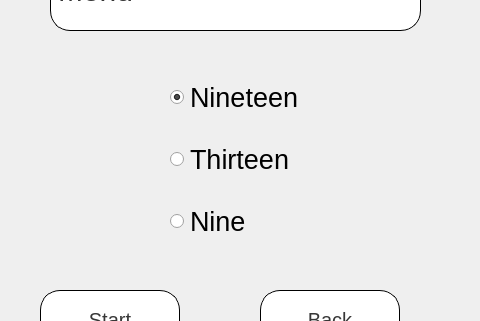
Qt form mainwindow.ui (sogood99/GoGame) before a commit; both pictures show x 110 to 590 and y 110 to 431 of the 800 by 600 pixel window.
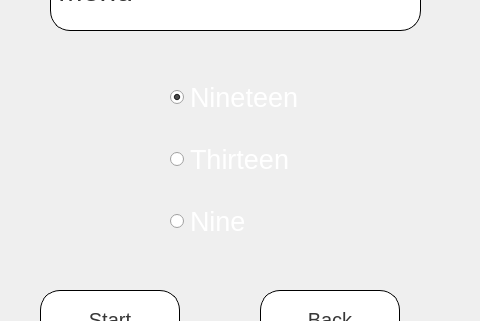
The same form after that commit. The open tabs and pages were chosen to show the change.

Commit message: Changed Menu Style

```diff
--- a/mainwindow.ui
+++ b/mainwindow.ui
@@ -170,13 +170,50 @@
        <rect>
         <x>330</x>
         <y>170</y>
-        <width>131</width>
+        <width>141</width>
         <height>201</height>
        </rect>
       </property>
       <layout class="QVBoxLayout" name="verticalLayout">
        <item>
         <widget class="QRadioButton" name="szNineteen">
+         <property name="palette">
+          <palette>
+           <active>
+            <colorrole role="WindowText">
+             <brush brushstyle="SolidPattern">
+              <color alpha="255">
+               <red>255</red>
+               <green>255</green>
+               <blue>255</blue>
+              </color>
+             </brush>
+            </colorrole>
+           </active>
+           <inactive>
+            <colorrole role="WindowText">
+             <brush brushstyle="SolidPattern">
+              <color alpha="255">
+               <red>255</red>
+               <green>255</green>
+               <blue>255</blue>
+              </color>
+             </brush>
+            </colorrole>
+           </inactive>
+           <disabled>
+            <colorrole role="WindowText">
+             <brush brushstyle="SolidPattern">
+              <color alpha="255">
+               <red>190</red>
+               <green>190</green>
+               <blue>190</blue>
+              </color>
+             </brush>
+            </colorrole>
+           </disabled>
+          </palette>
+         </property>
          <property name="font">
           <font>
            <pointsize>20</pointsize>
@@ -192,6 +229,43 @@
        </item>
        <item>
         <widget class="QRadioButton" name="szThirteen">
+         <property name="palette">
+          <palette>
+           <active>
+            <colorrole role="WindowText">
+             <brush brushstyle="SolidPattern">
+              <color alpha="255">
+               <red>255</red>
+               <green>255</green>
+               <blue>255</blue>
+              </color>
+             </brush>
+            </colorrole>
+           </active>
+           <inactive>
+            <colorrole role="WindowText">
+             <brush brushstyle="SolidPattern">
+              <color alpha="255">
+               <red>255</red>
+               <green>255</green>
+               <blue>255</blue>
+              </color>
+             </brush>
+            </colorrole>
+           </inactive>
+           <disabled>
+            <colorrole role="WindowText">
+             <brush brushstyle="SolidPattern">
+              <color alpha="255">
+               <red>190</red>
+               <green>190</green>
+               <blue>190</blue>
+              </color>
+             </brush>
+            </colorrole>
+           </disabled>
+          </palette>
+         </property>
          <property name="font">
           <font>
            <pointsize>20</pointsize>
@@ -204,6 +278,43 @@
        </item>
        <item>
         <widget class="QRadioButton" name="szNine">
+         <property name="palette">
+          <palette>
+           <active>
+            <colorrole role="WindowText">
+             <brush brushstyle="SolidPattern">
+              <color alpha="255">
+               <red>255</red>
+               <green>255</green>
+               <blue>255</blue>
+              </color>
+             </brush>
+            </colorrole>
+           </active>
+           <inactive>
+            <colorrole role="WindowText">
+             <brush brushstyle="SolidPattern">
+              <color alpha="255">
+               <red>255</red>
+               <green>255</green>
+               <blue>255</blue>
+              </color>
+             </brush>
+            </colorrole>
+           </inactive>
+           <disabled>
+            <colorrole role="WindowText">
+             <brush brushstyle="SolidPattern">
+              <color alpha="255">
+               <red>190</red>
+               <green>190</green>
+               <blue>190</blue>
+              </color>
+             </brush>
+            </colorrole>
+           </disabled>
+          </palette>
+         </property>
          <property name="font">
           <font>
            <pointsize>20</pointsize>
```
Left out of the diff: 4 changed lines with no effect on the pictures.
